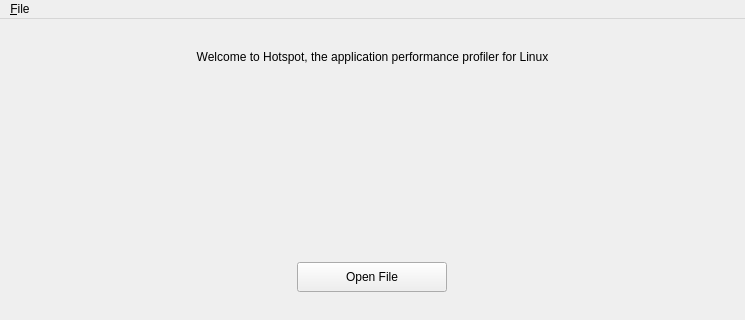
Old version of the form src/mainwindow.ui in the repository KDAB/hotspot; both pictures show x 0 to 745 and y 0 to 320 of the 745 by 515 pixel window.
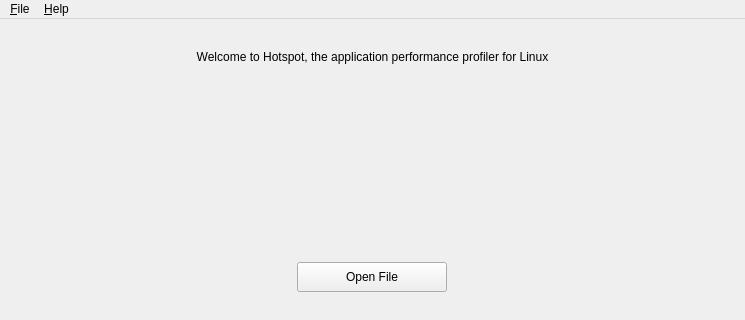
New version of the form. Icons and pictures are not drawn. Custom widgets are drawn as their Qt base class.

Commit message: Add about Hotspot/KDAB/Qt actions to help menu.

Patch:
```diff
--- a/src/mainwindow.ui
+++ b/src/mainwindow.ui
@@ -500,7 +500,16 @@
      <string>&amp;File</string>
     </property>
    </widget>
+   <widget class="QMenu" name="helpMenu">
+    <property name="title">
+     <string>&amp;Help</string>
+    </property>
+    <addaction name="actionAbout_Hotspot"/>
+    <addaction name="actionAbout_KDAB"/>
+    <addaction name="actionAbout_Qt"/>
+   </widget>
    <addaction name="fileMenu"/>
+   <addaction name="helpMenu"/>
   </widget>
  </widget>
  <layoutdefault spacing="6" margin="11"/>
```
Left out of the diff: 23 changed lines with no effect on the pictures. The commit also changes 8 other files.
